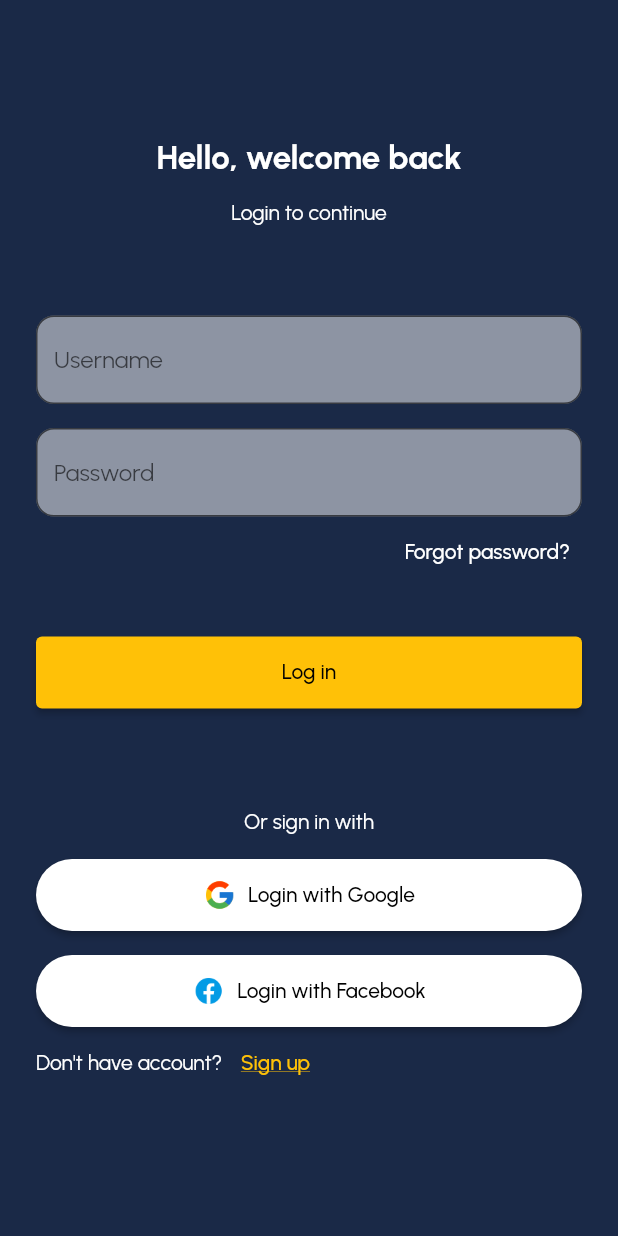
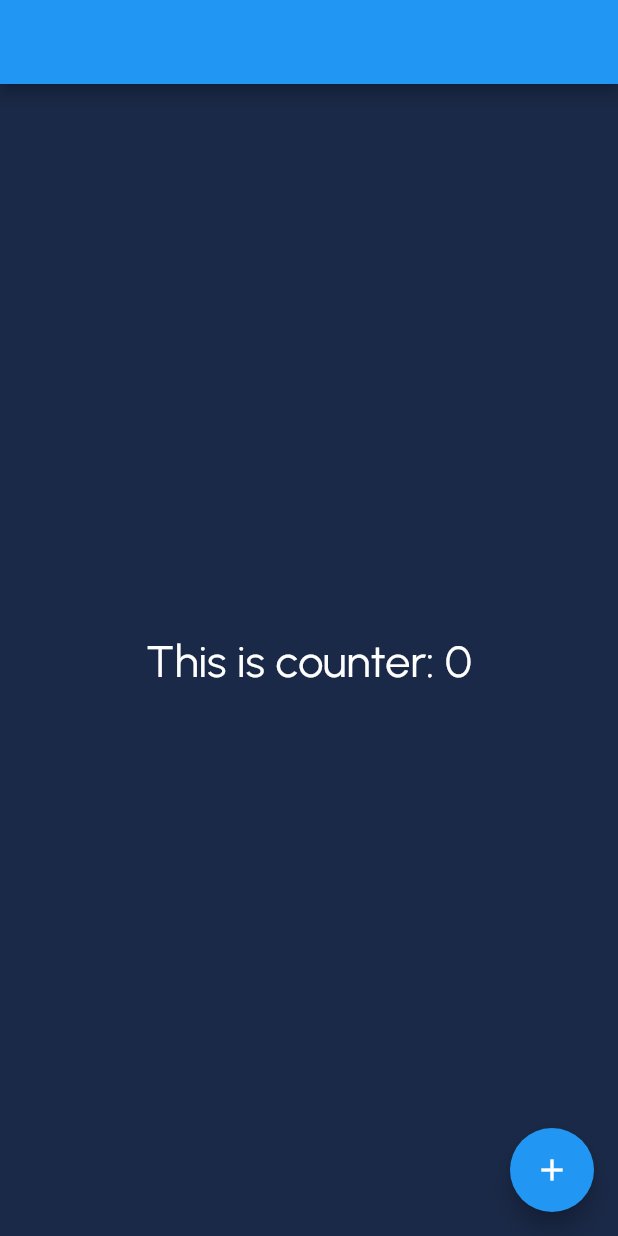
Before and after one commit to muhdamean/posts_app, a Flutter app: the screen it shows after launch, on a phone screen of 412 x 824 dp. Run offline on Flutter 3.47's test engine with Material 2 defaults, Android fonts, the phone set to English and light mode, and no system bars; project files that could hold a hidden picture were left out.

Commit message:
Add test page state widget

```diff
--- a/lib/main.dart
+++ b/lib/main.dart
@@ -1,6 +1,5 @@
 import 'package:flutter/material.dart';
-import 'package:flutter_full_course/pages/home_page.dart';
-import 'package:flutter_full_course/pages/login_page.dart';
+import 'package:flutter_full_course/pages/test_page.dart';
 import 'package:flutter_full_course/styles/app_colors.dart';
 
 void main() {
@@ -16,11 +15,13 @@ class MyApp extends StatelessWidget {
       theme: ThemeData(
           fontFamily: 'Urbanist',
           scaffoldBackgroundColor: AppColors.background),
-      initialRoute: '/',
-      routes: {
-        '/': (context) => const LoginPage(),
-        '/home': (context) => const HomePage(),
-      },
+      home: const TestPage(),
+      //initialRoute: '/',
+      // routes: {
+      //   '/': (context) => const LoginPage(),
+      //   '/home': (context) => const HomePage(),
+      //   '/main': (context) => const MainPage(),
+      // },
     );
   }
 }
--- a/lib/pages/login_page.dart
+++ b/lib/pages/login_page.dart
@@ -77,7 +77,7 @@ class LoginPage extends StatelessWidget {
                     //     return const HomePage();
                     //   },
                     // ));
-                    Navigator.of(context).pushReplacementNamed('/home');
+                    Navigator.of(context).pushReplacementNamed('/main');
                   },
                   style: ElevatedButton.styleFrom(
                     backgroundColor: Colors.amber,
--- /dev/null
+++ b/lib/pages/test_page.dart
@@ -0,0 +1,33 @@
+import 'package:flutter/material.dart';
+
+class TestPage extends StatefulWidget {
+  const TestPage({super.key});
+
+  @override
+  State<TestPage> createState() => _TestPageState();
+}
+
+class _TestPageState extends State<TestPage> {
+  int count = 0;
+
+  @override
+  Widget build(BuildContext context) {
+    return Scaffold(
+      appBar: AppBar(),
+      body: Center(
+        child: Text(
+          'This is counter: $count',
+          style: const TextStyle(fontSize: 30, color: Colors.white),
+        ),
+      ),
+      floatingActionButton: FloatingActionButton(
+        onPressed: () {
+          setState(() {
+            count++;
+          });
+        },
+        child: const Icon(Icons.add),
+      ),
+    );
+  }
+}
```
Also changed, not shown: lib/pages/main_page.dart (+11 -3 lines).
